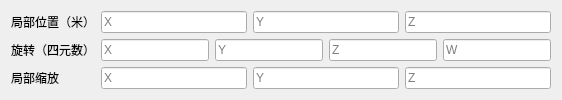
Heroinaddicts/G-Foundation, file GameSprout/View/InspectorUI/TransformComponentEditor.ui: the form before one commit.
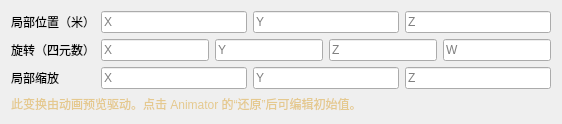
The form after the commit.

Commit message: 完善材质、分层动画与 Humanoid Inspector 编辑界面

```diff
--- a/GameSprout/View/InspectorUI/TransformComponentEditor.ui
+++ b/GameSprout/View/InspectorUI/TransformComponentEditor.ui
@@ -1,4 +1,4 @@
 <?xml version="1.0" encoding="UTF-8"?>
 <ui version="4.0"><class>TransformComponentEditorForm</class><widget class="QWidget" name="TransformComponentEditorForm"><layout class="QFormLayout" name="formLayout"><property name="fieldGrowthPolicy"><enum>QFormLayout::AllNonFixedFieldsGrow</enum></property><item row="0" column="0"><widget class="QLabel" name="label0"><property name="text"><string>局部位置（米）</string></property></widget></item><item row="0" column="1"><layout class="QHBoxLayout" name="rowPosition"><item><widget class="QLineEdit" name="transformPositionXEdit"><property name="placeholderText"><string>X</string></property></widget></item><item><widget class="QLineEdit" name="transformPositionYEdit"><property name="placeholderText"><string>Y</string></property></widget></item><item><widget class="QLineEdit" name="transformPositionZEdit"><property name="placeholderText"><string>Z</string></property></widget></item></layout></item>
 <item row="1" column="0"><widget class="QLabel" name="label1"><property name="text"><string>旋转（四元数）</string></property></widget></item><item row="1" column="1"><layout class="QHBoxLayout" name="rowRotation"><item><widget class="QLineEdit" name="transformRotationXEdit"><property name="placeholderText"><string>X</string></property></widget></item><item><widget class="QLineEdit" name="transformRotationYEdit"><property name="placeholderText"><string>Y</string></property></widget></item><item><widget class="QLineEdit" name="transformRotationZEdit"><property name="placeholderText"><string>Z</string></property></widget></item><item><widget class="QLineEdit" name="transformRotationWEdit"><property name="placeholderText"><string>W</string></property></widget></item></layout></item>
-<item row="2" column="0"><widget class="QLabel" name="label2"><property name="text"><string>局部缩放</string></property></widget></item><item row="2" column="1"><layout class="QHBoxLayout" name="rowScale"><item><widget class="QLineEdit" name="transformScaleXEdit"><property name="placeholderText"><string>X</string></property></widget></item><item><widget class="QLineEdit" name="transformScaleYEdit"><property name="placeholderText"><string>Y</string></property></widget></item><item><widget class="QLineEdit" name="transformScaleZEdit"><property name="placeholderText"><string>Z</string></property></widget></item></layout></item></layout></widget><resources/><connections/></ui>
+<item row="2" column="0"><widget class="QLabel" name="label2"><property name="text"><string>局部缩放</string></property></widget></item><item row="2" column="1"><layout class="QHBoxLayout" name="rowScale"><item><widget class="QLineEdit" name="transformScaleXEdit"><property name="placeholderText"><string>X</string></property></widget></item><item><widget class="QLineEdit" name="transformScaleYEdit"><property name="placeholderText"><string>Y</string></property></widget></item><item><widget class="QLineEdit" name="transformScaleZEdit"><property name="placeholderText"><string>Z</string></property></widget></item></layout></item><item row="3" column="0" colspan="2"><widget class="QLabel" name="animationDrivenLabel"><property name="text"><string>此变换由动画预览驱动。点击 Animator 的“还原”后可编辑初始值。</string></property><property name="wordWrap"><bool>true</bool></property><property name="visible"><bool>false</bool></property><property name="styleSheet"><string notr="true">color: #e5c98f;</string></property></widget></item></layout></widget><resources/><connections/></ui>
```
The commit also changes 86 other files.
